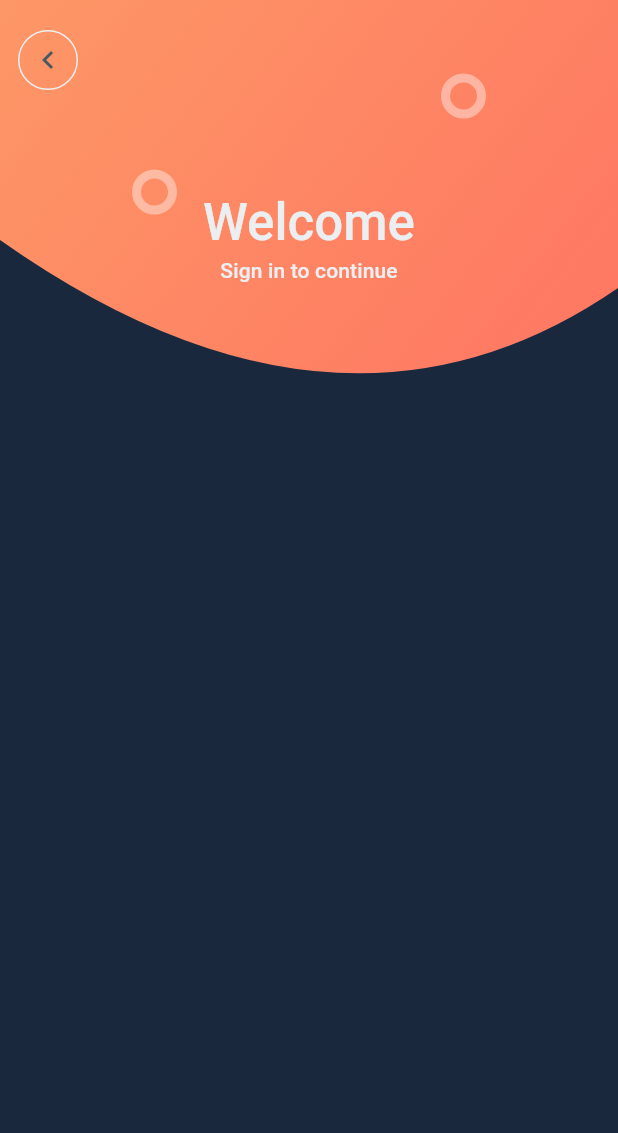
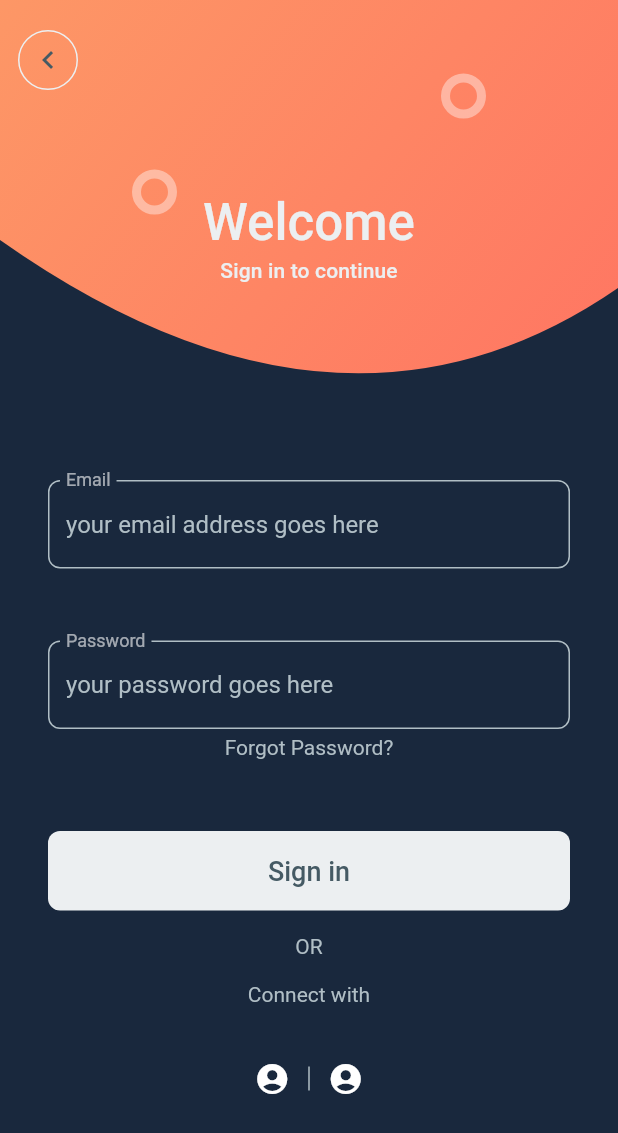
Before and after one commit to tadakun8/flutter_study_ui, a Flutter app: the screen it shows after launch, on a phone screen of 412 x 824 dp. Shown: the top 1133 px of the screen. Run offline on Flutter 3.47's test engine with Material 2 defaults, Android fonts, the phone set to English and light mode, and no system bars; our stand-ins replace flutter_riverpod.

Commit message:
feat: create form

```diff
--- /dev/null
+++ b/signin_signup/lib/components/form/signin_form.dart
@@ -0,0 +1,132 @@
+import 'package:flutter/material.dart';
+import 'package:signin_signup/const/color.dart';
+
+class _CustomTextField extends StatelessWidget {
+  final String labelText;
+  final String hintText;
+  final bool isObscureText;
+  const _CustomTextField({
+    Key? key,
+    required this.labelText,
+    required this.hintText,
+    required this.isObscureText,
+  }) : super(key: key);
+
+  @override
+  Widget build(BuildContext context) {
+    return TextField(
+      decoration: InputDecoration(
+        labelText: labelText,
+        hintText: hintText,
+        hintStyle: const TextStyle(color: kTextColorSecondary),
+        floatingLabelBehavior: FloatingLabelBehavior.always,
+        focusedBorder: OutlineInputBorder(
+          borderRadius: BorderRadius.circular(8),
+          borderSide: const BorderSide(
+            color: kAccentColor,
+          ),
+        ),
+        // enabledBorderはテキストフィールドの枠線
+        enabledBorder: OutlineInputBorder(
+          borderRadius: BorderRadius.circular(8),
+          borderSide: const BorderSide(
+            color: kTextColorSecondary,
+          ),
+        ),
+      ),
+      obscureText: isObscureText,
+      onTap: () {},
+    );
+  }
+}
+
+class SigninForm extends StatelessWidget {
+  const SigninForm({Key? key}) : super(key: key);
+
+  @override
+  Widget build(BuildContext context) {
+    return Column(children: [
+      const _CustomTextField(
+        labelText: 'Email',
+        hintText: 'your email address goes here',
+        isObscureText: false,
+      ),
+      const SizedBox(
+        height: 48,
+      ),
+      const _CustomTextField(
+        labelText: 'Password',
+        hintText: 'your password goes here',
+        isObscureText: true,
+      ),
+      const SizedBox(
+        height: 4,
+      ),
+      Text(
+        'Forgot Password?',
+        style: Theme.of(context)
+            .textTheme
+            .bodyText2!
+            .copyWith(color: kTextColorSecondary),
+      ),
+      const SizedBox(
+        height: 48,
+      ),
+      Container(
+        width: double.infinity,
+        child: TextButton(
+          style: TextButton.styleFrom(
+            primary: kButtonTextColorPrimary,
+            backgroundColor: kButtonColorPrimary,
+            padding: const EdgeInsets.symmetric(vertical: 16),
+            shape: RoundedRectangleBorder(
+              borderRadius: BorderRadius.circular(8),
+            ),
+          ),
+          onPressed: () {},
+          child: Text(
+            'Sign in',
+            style: Theme.of(context).textTheme.button!.copyWith(
+                  color: kButtonTextColorPrimary,
+                  fontSize: 18,
+                ),
+          ),
+        ),
+      ),
+      const SizedBox(
+        height: 16,
+      ),
+      Text('OR',
+          style: Theme.of(context)
+              .textTheme
+              .bodyText2!
+              .copyWith(color: kTextColorSecondary)),
+      const SizedBox(
+        height: 16,
+      ),
+      Text(
+        'Connect with',
+        style: Theme.of(context)
+            .textTheme
+            .bodyText2!
+            .copyWith(color: kTextColorSecondary),
+      ),
+      const SizedBox(height: 24),
+      Row(mainAxisAlignment: MainAxisAlignment.center, children: [
+        IconButton(
+          onPressed: () {},
+          icon: const Icon(Icons.account_circle),
+        ),
+        Container(
+          color: kTextColorSecondary,
+          width: 1,
+          height: 16,
+        ),
+        IconButton(
+          onPressed: () {},
+          icon: const Icon(Icons.account_circle),
+        ),
+      ])
+    ]);
+  }
+}
--- a/signin_signup/lib/main.dart
+++ b/signin_signup/lib/main.dart
@@ -1,4 +1,5 @@
 import 'package:flutter/material.dart';
+import 'package:signin_signup/components/form/signin_form.dart';
 
 import 'components/header/header.dart';
 import 'const/color.dart';
@@ -35,6 +36,10 @@ class WelcomePage extends StatelessWidget {
           child: Column(
             children: const [
               Header(),
+              Padding(
+                padding: EdgeInsets.symmetric(horizontal: 32),
+                child: SigninForm(),
+              )
             ],
           ),
         ),
```
